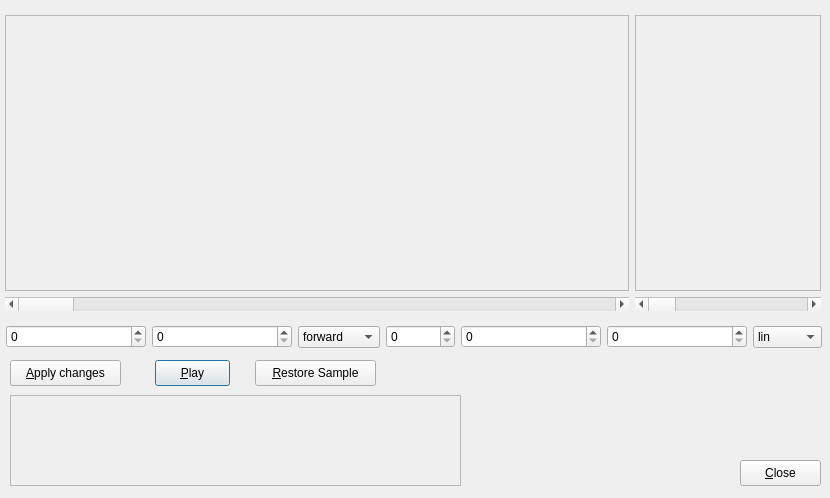
hydrogen-music/hydrogen, file gui/src/SampleEditor/SampleEditor_UI.ui: the form before one commit.
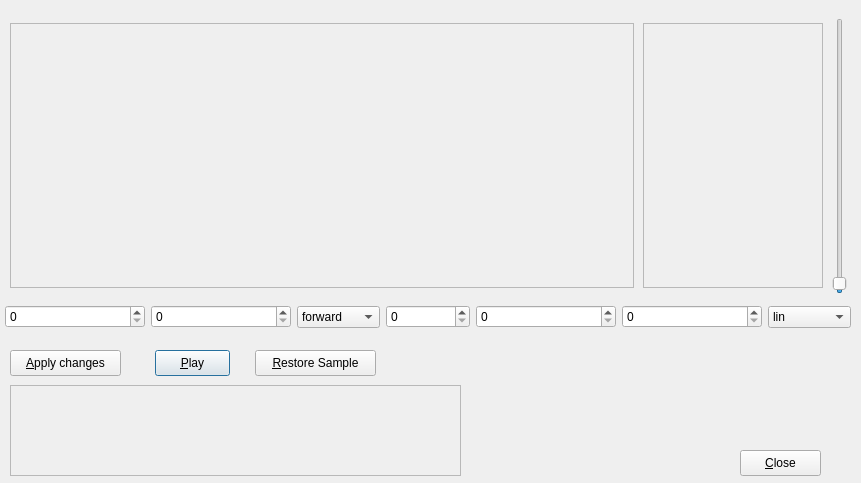
The form after the commit.

Patch:
```diff
--- a/gui/src/SampleEditor/SampleEditor_UI.ui
+++ b/gui/src/SampleEditor/SampleEditor_UI.ui
@@ -5,8 +5,8 @@
    <rect>
     <x>0</x>
     <y>0</y>
-    <width>830</width>
-    <height>498</height>
+    <width>861</width>
+    <height>483</height>
    </rect>
   </property>
   <property name="windowTitle" >
@@ -16,7 +16,7 @@
    <property name="geometry" >
     <rect>
      <x>10</x>
-     <y>395</y>
+     <y>385</y>
      <width>451</width>
      <height>91</height>
     </rect>
@@ -32,7 +32,7 @@
    <property name="geometry" >
     <rect>
      <x>155</x>
-     <y>360</y>
+     <y>350</y>
      <width>75</width>
      <height>26</height>
     </rect>
@@ -45,7 +45,7 @@
    <property name="geometry" >
     <rect>
      <x>255</x>
-     <y>360</y>
+     <y>350</y>
      <width>121</width>
      <height>26</height>
     </rect>
@@ -58,7 +58,7 @@
    <property name="geometry" >
     <rect>
      <x>10</x>
-     <y>360</y>
+     <y>350</y>
      <width>111</width>
      <height>26</height>
     </rect>
@@ -71,7 +71,7 @@
    <property name="geometry" >
     <rect>
      <x>740</x>
-     <y>460</y>
+     <y>450</y>
      <width>81</width>
      <height>26</height>
     </rect>
@@ -84,68 +84,8 @@
    <property name="geometry" >
     <rect>
      <x>5</x>
-     <y>15</y>
-     <width>816</width>
-     <height>296</height>
-    </rect>
-   </property>
-   <layout class="QGridLayout" name="gridLayout" >
-    <item row="0" column="0" >
-     <layout class="QVBoxLayout" name="verticalLayout" >
-      <item>
-       <widget class="QFrame" name="mainSampleview" >
-        <property name="minimumSize" >
-         <size>
-          <width>624</width>
-          <height>0</height>
-         </size>
-        </property>
-        <property name="frameShape" >
-         <enum>QFrame::StyledPanel</enum>
-        </property>
-        <property name="frameShadow" >
-         <enum>QFrame::Raised</enum>
-        </property>
-       </widget>
-      </item>
-      <item>
-       <widget class="QScrollBar" name="mainSampleHScrollBar" >
-        <property name="orientation" >
-         <enum>Qt::Horizontal</enum>
-        </property>
-       </widget>
-      </item>
-     </layout>
-    </item>
-    <item row="0" column="1" >
-     <layout class="QVBoxLayout" name="verticalLayout_2" >
-      <item>
-       <widget class="QFrame" name="mainSampleAdjustView" >
-        <property name="frameShape" >
-         <enum>QFrame::StyledPanel</enum>
-        </property>
-        <property name="frameShadow" >
-         <enum>QFrame::Raised</enum>
-        </property>
-       </widget>
-      </item>
-      <item>
-       <widget class="QScrollBar" name="mainSampleAdjustHScrollBar" >
-        <property name="orientation" >
-         <enum>Qt::Horizontal</enum>
-        </property>
-       </widget>
-      </item>
-     </layout>
-    </item>
-   </layout>
-  </widget>
-  <widget class="QWidget" name="layoutWidget" >
-   <property name="geometry" >
-    <rect>
-     <x>6</x>
-     <y>325</y>
-     <width>816</width>
+     <y>305</y>
+     <width>846</width>
      <height>24</height>
     </rect>
    </property>
@@ -277,6 +217,72 @@
     </item>
    </layout>
   </widget>
+  <widget class="QWidget" name="layoutWidget" >
+   <property name="geometry" >
+    <rect>
+     <x>7</x>
+     <y>18</y>
+     <width>843</width>
+     <height>276</height>
+    </rect>
+   </property>
+   <layout class="QHBoxLayout" name="horizontalLayout_2" >
+    <item>
+     <widget class="QFrame" name="mainSampleview" >
+      <property name="minimumSize" >
+       <size>
+        <width>624</width>
+        <height>265</height>
+       </size>
+      </property>
+      <property name="maximumSize" >
+       <size>
+        <width>624</width>
+        <height>265</height>
+       </size>
+      </property>
+      <property name="frameShape" >
+       <enum>QFrame::StyledPanel</enum>
+      </property>
+      <property name="frameShadow" >
+       <enum>QFrame::Raised</enum>
+      </property>
+     </widget>
+    </item>
+    <item>
+     <widget class="QFrame" name="mainSampleAdjustView" >
+      <property name="minimumSize" >
+       <size>
+        <width>180</width>
+        <height>265</height>
+       </size>
+      </property>
+      <property name="maximumSize" >
+       <size>
+        <width>180</width>
+        <height>265</height>
+       </size>
+      </property>
+      <property name="frameShape" >
+       <enum>QFrame::StyledPanel</enum>
+      </property>
+      <property name="frameShadow" >
+       <enum>QFrame::Raised</enum>
+      </property>
+     </widget>
+    </item>
+    <item>
+     <widget class="QSlider" name="verticalzoomSlider" >
+      <property name="value" >
+       <number>1</number>
+      </property>
+      <property name="orientation" >
+       <enum>Qt::Vertical</enum>
+      </property>
+     </widget>
+    </item>
+   </layout>
+  </widget>
  </widget>
  <tabstops>
   <tabstop>StartFrameSpinBox</tabstop>
```
